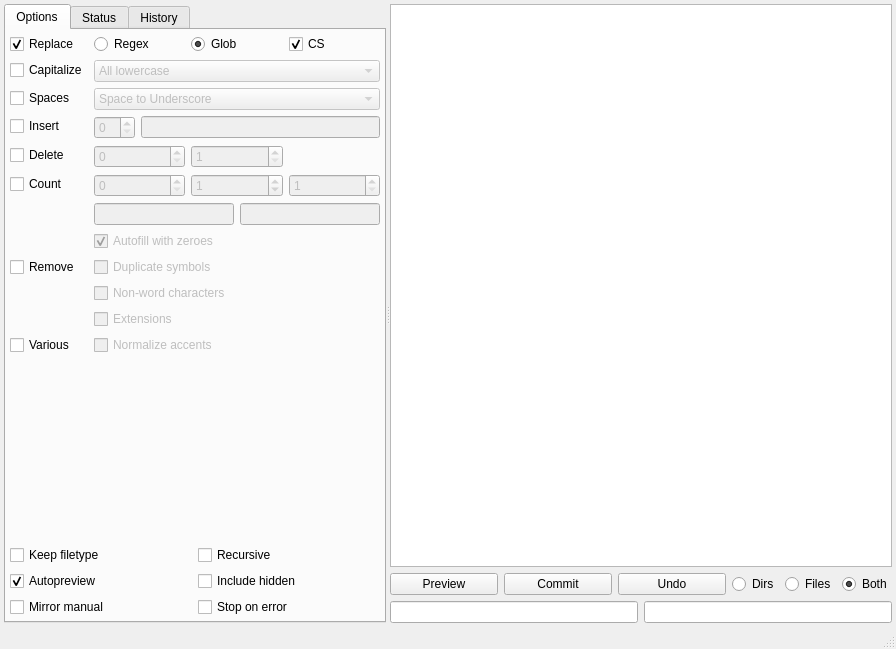
Qt form gui/filebrowser/demimove.ui (gmdfalk/60-days-of-python) before a commit.
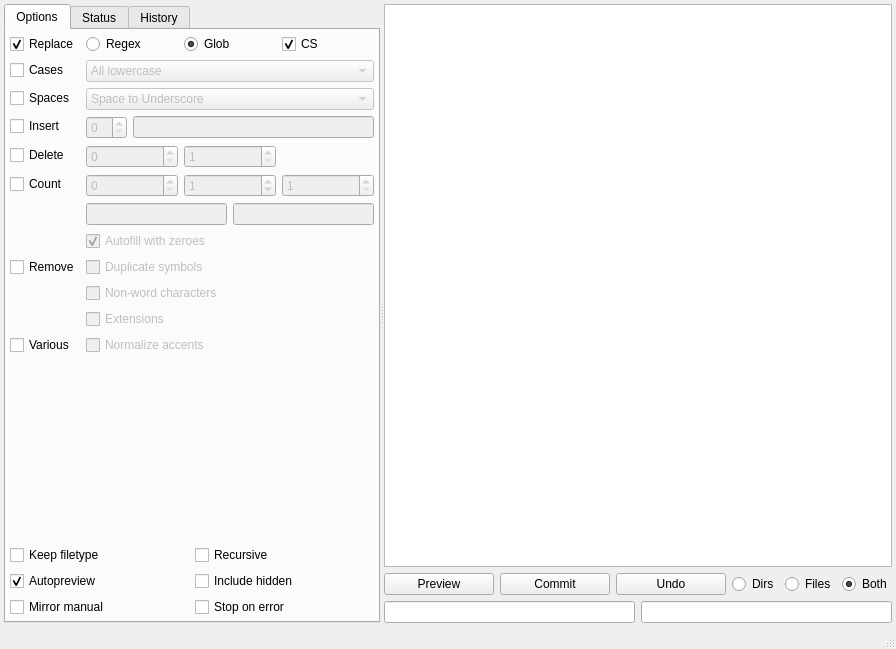
The same form after that commit.

Commit message: refactored browsertree/model

```diff
--- a/gui/filebrowser/demimove.ui
+++ b/gui/filebrowser/demimove.ui
@@ -101,7 +101,7 @@
              <item row="1" column="0">
               <widget class="QCheckBox" name="capitalizecheck">
                <property name="text">
-                <string>Capitalize</string>
+                <string>Cases</string>
                </property>
               </widget>
              </item>
```
Left out of the diff: 4 changed lines with no effect on the pictures. The commit also changes 1 other file.
